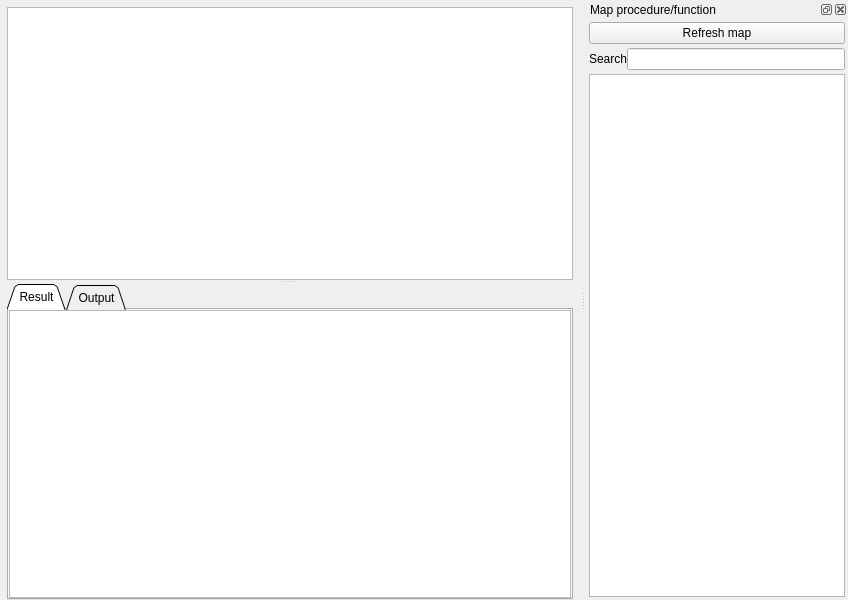
The window that source/qtdesigner/MSql_editor_win2_ui.ui (MValaguz/MSql) describes before a commit, drawn with Qt 5.
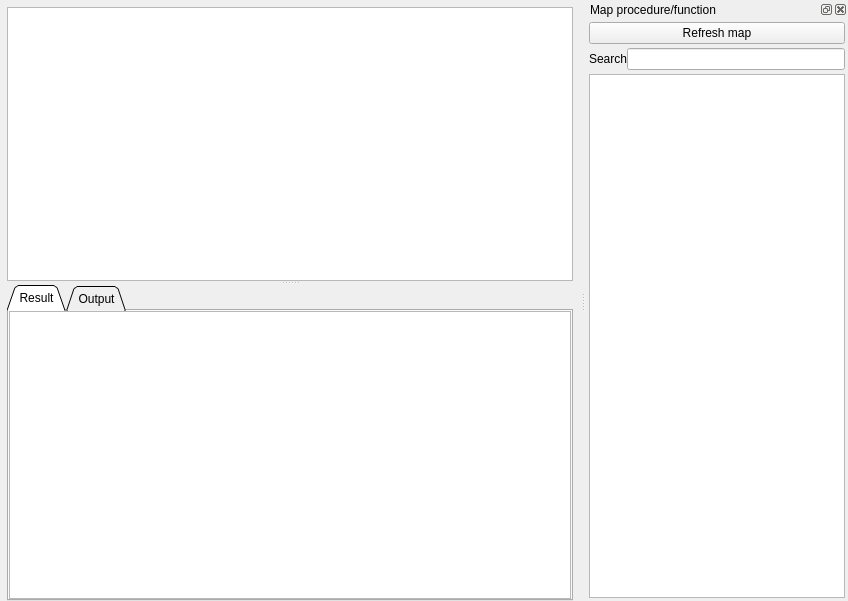
The same window after the commit. Icons and pictures are not drawn. Custom widgets are drawn as their Qt base class.

The edit to the form file:
```diff
--- a/source/qtdesigner/MSql_editor_win2_ui.ui
+++ b/source/qtdesigner/MSql_editor_win2_ui.ui
@@ -7,7 +7,7 @@
     <x>0</x>
     <y>0</y>
     <width>848</width>
-    <height>600</height>
+    <height>601</height>
    </rect>
   </property>
   <property name="windowIcon">
```
Left out of the diff: 4 changed lines with no effect on the pictures.
